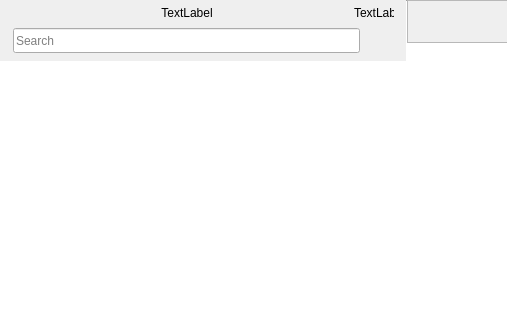
Old version of the form zword/src/mainwindow.ui in the repository calcualatexzy/zword; both pictures show x 0 to 507 and y 0 to 320 of the 900 by 600 pixel window.
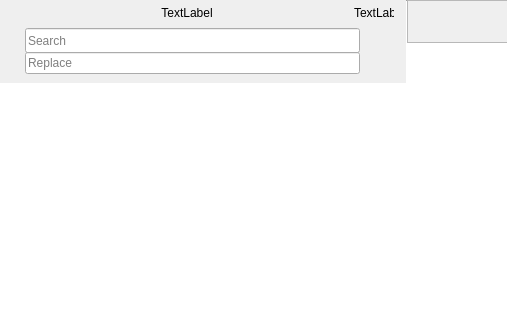
New version of the form. Icons and pictures are not drawn. Custom widgets are drawn as their Qt base class.

Diff of the .ui file:
```diff
--- a/zword/src/mainwindow.ui
+++ b/zword/src/mainwindow.ui
@@ -284,6 +284,39 @@
                    </spacer>
                   </item>
                   <item>
+                   <widget class="QPushButton" name="ExpendReplaceButton">
+                    <property name="sizePolicy">
+                     <sizepolicy hsizetype="Minimum" vsizetype="Preferred">
+                      <horstretch>0</horstretch>
+                      <verstretch>0</verstretch>
+                     </sizepolicy>
+                    </property>
+                    <property name="maximumSize">
+                     <size>
+                      <width>12</width>
+                      <height>16777215</height>
+                     </size>
+                    </property>
+                    <property name="focusPolicy">
+                     <enum>Qt::NoFocus</enum>
+                    </property>
+                    <property name="text">
+                     <string/>
+                    </property>
+                    <property name="autoDefault">
+                     <bool>false</bool>
+                    </property>
+                    <property name="default">
+                     <bool>true</bool>
+                    </property>
+                    <property name="flat">
+                     <bool>true</bool>
+                    </property>
+                   </widget>
+                  </item>
+                  <item>
+                   <layout class="QVBoxLayout" name="verticalLayout_2">
+                    <item>
                    <widget class="QLineEdit" name="searchEdit">
                     <property name="sizePolicy">
                      <sizepolicy hsizetype="Preferred" vsizetype="Fixed">
@@ -318,6 +351,33 @@
                    </widget>
                   </item>
                   <item>
+                     <widget class="QLineEdit" name="replaceEdit">
+                      <property name="sizePolicy">
+                       <sizepolicy hsizetype="Preferred" vsizetype="Fixed">
+                        <horstretch>0</horstretch>
+                        <verstretch>0</verstretch>
+                       </sizepolicy>
+                      </property>
+                      <property name="minimumSize">
+                       <size>
+                        <width>0</width>
+                        <height>22</height>
+                       </size>
+                      </property>
+                      <property name="maximumSize">
+                       <size>
+                        <width>16777215</width>
+                        <height>25</height>
+                       </size>
+                      </property>
+                      <property name="placeholderText">
+                       <string>Replace</string>
+                      </property>
+                     </widget>
+                    </item>
+                   </layout>
+                  </item>
+                  <item>
                    <spacer name="horizontalSpacer_rightSearchEdit">
                     <property name="orientation">
                      <enum>Qt::Horizontal</enum>
```
Left out of the diff: 28 changed lines with no effect on the pictures. Lines whose indentation alone changed are shown as unchanged.
